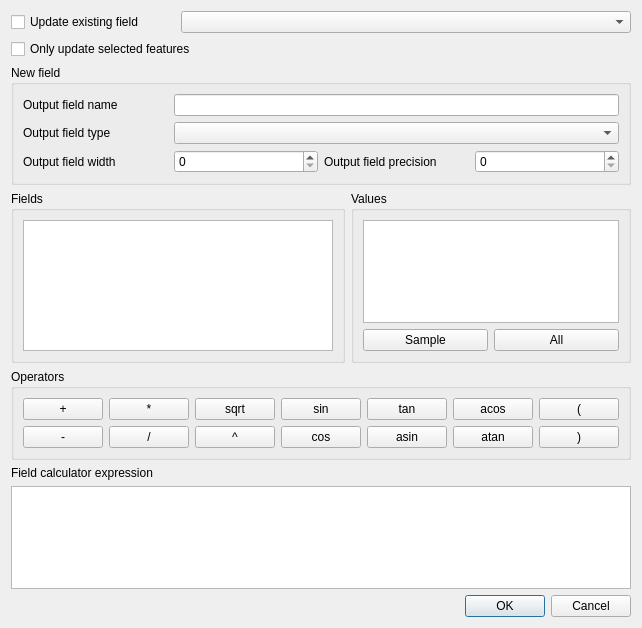
First picture: the form in qgis/src/ui/qgsfieldcalculatorbase.ui, repository sourcepole/qgis, before the edit.
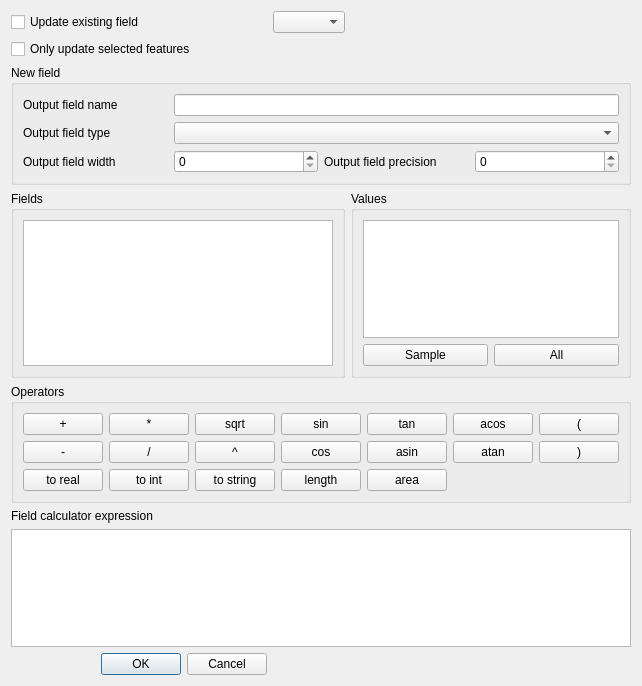
Second picture: the form after the edit.

Commit message: [FEATURE]: possibility to use feature length, feature area, string concatenation and type conversions in field calculator

Patch:
```diff
--- a/qgis/src/ui/qgsfieldcalculatorbase.ui
+++ b/qgis/src/ui/qgsfieldcalculatorbase.ui
@@ -1,31 +1,31 @@
 <ui version="4.0" >
  <class>QgsFieldCalculatorBase</class>
- <widget class="QDialog" name="QgsFieldCalculatorBase" >
-  <property name="geometry" >
+ <widget class="QDialog" name="QgsFieldCalculatorBase">
+  <property name="geometry">
    <rect>
     <x>0</x>
     <y>0</y>
-    <width>615</width>
-    <height>628</height>
+    <width>478</width>
+    <height>686</height>
    </rect>
   </property>
   <property name="windowTitle" >
    <string>Field calculator</string>
   </property>
-  <layout class="QGridLayout" >
-   <item row="0" column="0" >
-    <widget class="QCheckBox" name="mUpdateExistingFieldCheckBox" >
-     <property name="text" >
+  <layout class="QGridLayout" name="gridLayout_2">
+   <item row="0" column="0">
+    <widget class="QCheckBox" name="mUpdateExistingFieldCheckBox">
+     <property name="text">
       <string>Update existing field</string>
      </property>
     </widget>
    </item>
-   <item row="0" column="1" colspan="2" >
-    <widget class="QComboBox" name="mExistingFieldComboBox" />
+   <item row="0" column="1">
+    <widget class="QComboBox" name="mExistingFieldComboBox"/>
    </item>
-   <item row="1" column="0" colspan="3" >
-    <widget class="QCheckBox" name="mOnlyUpdateSelectedCheckBox" >
-     <property name="text" >
+   <item row="1" column="0" colspan="2">
+    <widget class="QCheckBox" name="mOnlyUpdateSelectedCheckBox">
+     <property name="text">
       <string>Only update selected features</string>
      </property>
     </widget>
@@ -91,37 +91,37 @@
      </layout>
     </widget>
    </item>
-   <item row="3" column="0" colspan="2" >
-    <widget class="QGroupBox" name="mFieldsGroupBox" >
-     <property name="title" >
+   <item row="3" column="0" colspan="2">
+    <widget class="QGroupBox" name="mFieldsGroupBox">
+     <property name="title">
       <string>Fields</string>
      </property>
-     <layout class="QGridLayout" >
-      <item row="0" column="0" >
-       <widget class="QListWidget" name="mFieldsListWidget" />
+     <layout class="QGridLayout">
+      <item row="0" column="0">
+       <widget class="QListWidget" name="mFieldsListWidget"/>
       </item>
      </layout>
     </widget>
    </item>
-   <item row="3" column="2" >
-    <widget class="QGroupBox" name="mValuesGroupBox" >
-     <property name="title" >
+   <item row="3" column="2">
+    <widget class="QGroupBox" name="mValuesGroupBox">
+     <property name="title">
       <string>Values</string>
      </property>
-     <layout class="QGridLayout" >
-      <item row="0" column="0" colspan="2" >
-       <widget class="QListWidget" name="mValueListWidget" />
+     <layout class="QGridLayout">
+      <item row="0" column="0" colspan="2">
+       <widget class="QListWidget" name="mValueListWidget"/>
       </item>
-      <item row="1" column="0" >
-       <widget class="QPushButton" name="mSamplePushButton" >
-        <property name="text" >
+      <item row="1" column="0">
+       <widget class="QPushButton" name="mSamplePushButton">
+        <property name="text">
          <string>Sample</string>
         </property>
        </widget>
       </item>
-      <item row="1" column="1" >
-       <widget class="QPushButton" name="mAllPushButton" >
-        <property name="text" >
+      <item row="1" column="1">
+       <widget class="QPushButton" name="mAllPushButton">
+        <property name="text">
          <string>All</string>
         </property>
        </widget>
@@ -129,116 +129,151 @@
      </layout>
     </widget>
    </item>
-   <item row="4" column="0" colspan="3" >
-    <widget class="QGroupBox" name="mOperatorsGroupBox" >
-     <property name="title" >
+   <item row="4" column="0" colspan="3">
+    <widget class="QGroupBox" name="mOperatorsGroupBox">
+     <property name="title">
       <string>Operators</string>
      </property>
-     <layout class="QGridLayout" >
-      <item row="0" column="0" >
-       <widget class="QPushButton" name="mPlusPushButton" >
-        <property name="text" >
+     <layout class="QGridLayout" name="gridLayout">
+      <item row="0" column="0">
+       <widget class="QPushButton" name="mPlusPushButton">
+        <property name="text">
          <string>+</string>
         </property>
        </widget>
       </item>
-      <item row="0" column="1" >
-       <widget class="QPushButton" name="mMultiplyPushButton" >
-        <property name="text" >
+      <item row="0" column="1">
+       <widget class="QPushButton" name="mMultiplyPushButton">
+        <property name="text">
          <string>*</string>
         </property>
        </widget>
       </item>
-      <item row="0" column="2" >
-       <widget class="QPushButton" name="mSqrtButton" >
-        <property name="text" >
+      <item row="0" column="2">
+       <widget class="QPushButton" name="mSqrtButton">
+        <property name="text">
          <string>sqrt</string>
         </property>
        </widget>
       </item>
-      <item row="0" column="3" >
-       <widget class="QPushButton" name="mSinButton" >
-        <property name="text" >
+      <item row="0" column="3">
+       <widget class="QPushButton" name="mSinButton">
+        <property name="text">
          <string>sin</string>
         </property>
        </widget>
       </item>
-      <item row="0" column="4" >
-       <widget class="QPushButton" name="mTanButton" >
-        <property name="text" >
+      <item row="0" column="4">
+       <widget class="QPushButton" name="mTanButton">
+        <property name="text">
          <string>tan</string>
         </property>
        </widget>
       </item>
-      <item row="0" column="5" >
-       <widget class="QPushButton" name="mACosButton" >
-        <property name="text" >
+      <item row="0" column="5">
+       <widget class="QPushButton" name="mACosButton">
+        <property name="text">
          <string>acos</string>
         </property>
        </widget>
       </item>
-      <item row="0" column="6" >
-       <widget class="QPushButton" name="mOpenBracketPushButton" >
-        <property name="text" >
+      <item row="0" column="6">
+       <widget class="QPushButton" name="mOpenBracketPushButton">
+        <property name="text">
          <string>(</string>
         </property>
        </widget>
       </item>
-      <item row="1" column="0" >
-       <widget class="QPushButton" name="mMinusPushButton" >
-        <property name="text" >
+      <item row="1" column="0">
+       <widget class="QPushButton" name="mMinusPushButton">
+        <property name="text">
          <string>-</string>
         </property>
        </widget>
       </item>
-      <item row="1" column="1" >
-       <widget class="QPushButton" name="mDividePushButton" >
-        <property name="text" >
+      <item row="1" column="1">
+       <widget class="QPushButton" name="mDividePushButton">
+        <property name="text">
          <string>/</string>
         </property>
        </widget>
       </item>
-      <item row="1" column="2" >
-       <widget class="QPushButton" name="mExpButton" >
-        <property name="text" >
+      <item row="1" column="2">
+       <widget class="QPushButton" name="mExpButton">
+        <property name="text">
          <string>^</string>
         </property>
        </widget>
       </item>
-      <item row="1" column="3" >
-       <widget class="QPushButton" name="mCosButton" >
-        <property name="text" >
+      <item row="1" column="3">
+       <widget class="QPushButton" name="mCosButton">
+        <property name="text">
          <string>cos</string>
         </property>
        </widget>
       </item>
-      <item row="1" column="4" >
-       <widget class="QPushButton" name="mASinButton" >
-        <property name="text" >
+      <item row="1" column="4">
+       <widget class="QPushButton" name="mASinButton">
+        <property name="text">
          <string>asin</string>
         </property>
        </widget>
       </item>
-      <item row="1" column="5" >
-       <widget class="QPushButton" name="mATanButton" >
-        <property name="text" >
+      <item row="1" column="5">
+       <widget class="QPushButton" name="mATanButton">
+        <property name="text">
          <string>atan</string>
         </property>
        </widget>
       </item>
-      <item row="1" column="6" >
-       <widget class="QPushButton" name="mCloseBracketPushButton" >
-        <property name="text" >
+      <item row="1" column="6">
+       <widget class="QPushButton" name="mCloseBracketPushButton">
+        <property name="text">
          <string>)</string>
         </property>
        </widget>
       </item>
+      <item row="2" column="0">
+       <widget class="QPushButton" name="mToRealButton">
+        <property name="text">
+         <string>to real</string>
+        </property>
+       </widget>
+      </item>
+      <item row="2" column="1">
+       <widget class="QPushButton" name="mToIntButton">
+        <property name="text">
+         <string>to int</string>
+        </property>
+       </widget>
+      </item>
+      <item row="2" column="2">
+       <widget class="QPushButton" name="mToStringButton">
+        <property name="text">
+         <string>to string</string>
+        </property>
+       </widget>
+      </item>
+      <item row="2" column="3">
+       <widget class="QPushButton" name="mLengthButton">
+        <property name="text">
+         <string>length</string>
+        </property>
+       </widget>
+      </item>
+      <item row="2" column="4">
+       <widget class="QPushButton" name="mAreaButton">
+        <property name="text">
+         <string>area</string>
+        </property>
+       </widget>
+      </item>
      </layout>
     </widget>
    </item>
-   <item row="5" column="0" colspan="2" >
-    <widget class="QLabel" name="mFieldCalculatorExpressionLabel" >
-     <property name="text" >
+   <item row="5" column="0">
+    <widget class="QLabel" name="mFieldCalculatorExpressionLabel">
+     <property name="text">
       <string>Field calculator expression</string>
      </property>
      <property name="buddy" >
@@ -246,16 +281,16 @@
      </property>
     </widget>
    </item>
-   <item row="6" column="0" colspan="3" >
-    <widget class="QTextEdit" name="mExpressionTextEdit" />
+   <item row="6" column="0" colspan="3">
+    <widget class="QTextEdit" name="mExpressionTextEdit"/>
    </item>
-   <item row="7" column="0" colspan="3" >
-    <widget class="QDialogButtonBox" name="mButtonBox" >
-     <property name="orientation" >
+   <item row="7" column="0">
+    <widget class="QDialogButtonBox" name="mButtonBox">
+     <property name="orientation">
       <enum>Qt::Horizontal</enum>
      </property>
-     <property name="standardButtons" >
-      <set>QDialogButtonBox::Cancel|QDialogButtonBox::NoButton|QDialogButtonBox::Ok</set>
+     <property name="standardButtons">
+      <set>QDialogButtonBox::Cancel|QDialogButtonBox::Ok</set>
      </property>
     </widget>
    </item>
```
Left out of the diff: 71 changed lines with no effect on the pictures. The commit also changes 7 other files.
